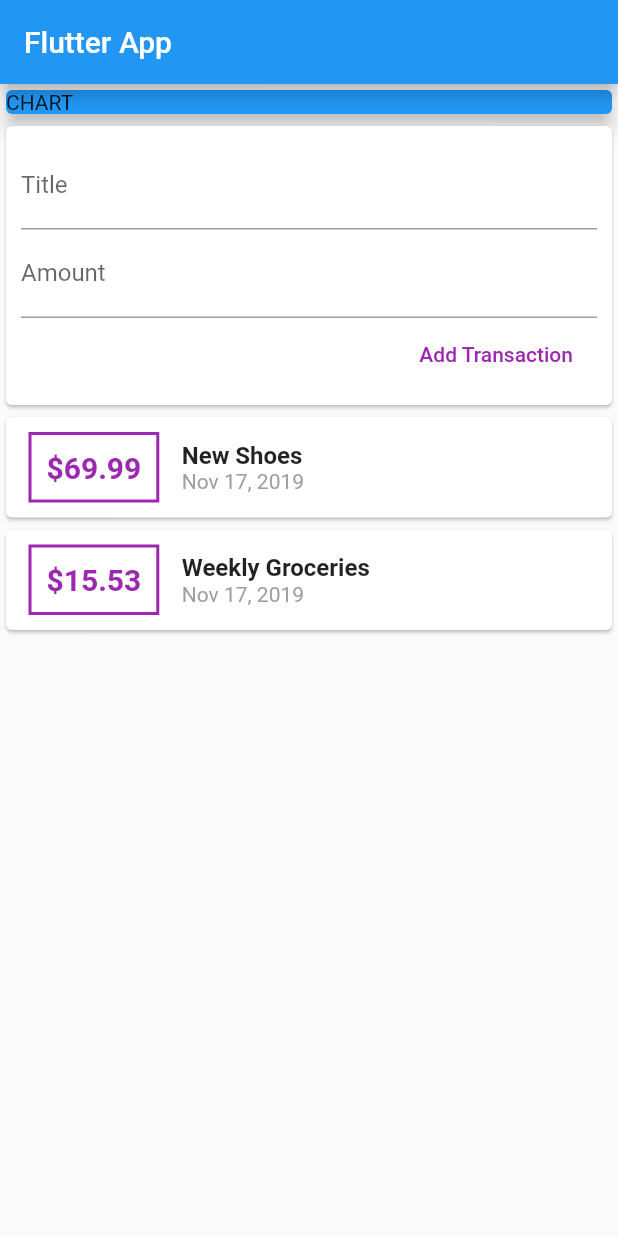
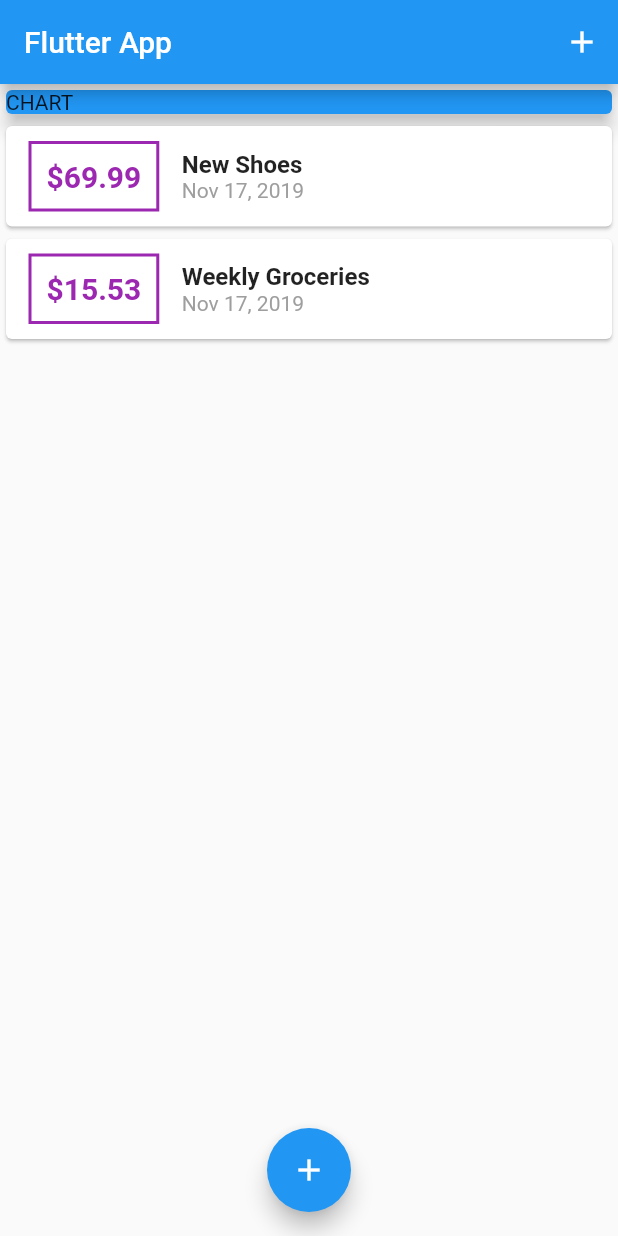
Before and after one commit to bigbenyayi/flutterSpending, a Flutter app: the screen it shows after launch, on a phone screen of 412 x 824 dp. Run offline on Flutter 3.47's test engine with Material 2 defaults, Android fonts, the phone set to English and light mode, and no system bars.

Commit message:
Bug fixes

```diff
--- a/lib/main.dart
+++ b/lib/main.dart
@@ -1,6 +1,5 @@
 import 'package:flutter/material.dart';
 import 'package:flutter_spending/widgets/new_transaction.dart';
-import 'package:flutter_spending/widgets/user_transaction.dart';
 
 import 'models/transaction.dart';
 import 'widgets/transaction_list.dart';
@@ -17,15 +16,66 @@ class MyApp extends StatelessWidget {
   }
 }
 
-class MyHomePage extends StatelessWidget {
+class MyHomePage extends StatefulWidget {
+  @override
+  _MyHomePageState createState() => _MyHomePageState();
+}
+
+class _MyHomePageState extends State<MyHomePage> {
   final titleController = TextEditingController();
   final amountController = TextEditingController();
+
+  final List<Transaction> _userTransactions = [
+    Transaction(
+      id: "t1",
+      title: "New Shoes",
+      amount: 69.99,
+      dateTime: DateTime.now(),
+    ),
+    Transaction(
+      id: "t2",
+      title: "Weekly Groceries",
+      amount: 15.53,
+      dateTime: DateTime.now(),
+    )
+  ];
+
+  void _addNewTransaction(String txTitle, double txAmount) {
+    final newTx = Transaction(
+      id: DateTime.now().toString(),
+      title: txTitle,
+      amount: txAmount,
+      dateTime: DateTime.now(),
+    );
+
+    setState(() {
+      _userTransactions.add(newTx);
+    });
+  }
+
+  void _startAddNewTransaction(BuildContext ctx) {
+    showModalBottomSheet(
+        context: ctx,
+        builder: (bCtx) {
+          return GestureDetector(
+            onTap: () {},
+            behavior: HitTestBehavior.opaque,
+            child: NewTransaction(_addNewTransaction),
+          );
+        });
+  }
 
   @override
   Widget build(BuildContext context) {
     return Scaffold(
       appBar: AppBar(
         title: Text("Flutter App"),
+        actions: <Widget>[
+          IconButton(
+            icon: Icon(Icons.add),
+            onPressed: () => _startAddNewTransaction(context),
+          ),
+        ],
       ),
       body: SingleChildScrollView(
         child: Column(
@@ -39,10 +89,15 @@ class MyHomePage extends StatelessWidget {
                 elevation: 5,
               ),
             ),
-              UserTransactions()
+            TransactionList(_userTransactions),
           ],
         ),
       ),
+      floatingActionButton: FloatingActionButton(
+        child: Icon(Icons.add),
+        onPressed: () => _startAddNewTransaction(context),
+      ),
+      floatingActionButtonLocation: FloatingActionButtonLocation.centerFloat,
     );
   }
 }
--- a/lib/widgets/transaction_list.dart
+++ b/lib/widgets/transaction_list.dart
@@ -26,7 +26,7 @@ class TransactionList extends StatelessWidget {
                   )),
                   padding: EdgeInsets.all(10),
                   child: Text(
-                    "\$${transactions[index].amount}",
+                    "\$${transactions[index].amount.toStringAsFixed(2)}",
                     style: TextStyle(
                         fontWeight: FontWeight.bold,
                         fontSize: 20,
--- a/lib/widgets/user_transaction.dart
+++ /dev/null
@@ -1,50 +0,0 @@
-import 'package:flutter/material.dart';
-
-import 'new_transaction.dart';
-import 'transaction_list.dart';
-import '../models/transaction.dart';
-
-class UserTransactions extends StatefulWidget {
-  @override
-  _UserTransactionsState createState() => _UserTransactionsState();
-}
-
-class _UserTransactionsState extends State<UserTransactions> {
-  final List<Transaction> _userTransactions = [
-    Transaction(
-      id: "t1",
-      title: "New Shoes",
-      amount: 69.99,
-      dateTime: DateTime.now(),
-    ),
-    Transaction(
-      id: "t2",
-      title: "Weekly Groceries",
-      amount: 15.53,
-      dateTime: DateTime.now(),
-    )
-  ];
-
-  void _addNewTransaction(String txTitle, double txAmount) {
-    final newTx = Transaction(
-      id: DateTime.now().toString(),
-      title: txTitle,
-      amount: txAmount,
-      dateTime: DateTime.now(),
-    );
-
-    setState(() {
-      _userTransactions.add(newTx);
-    });
-  }
-
-  @override
-  Widget build(BuildContext context) {
-    return Column(
-      children: <Widget>[
-        NewTransaction(_addNewTransaction),
-        TransactionList(_userTransactions),
-      ],
-    );
-  }
-}
```
Also changed, not shown: lib/widgets/new_transaction.dart (+29 -8 lines). Lines whose indentation alone changed are shown as unchanged.
